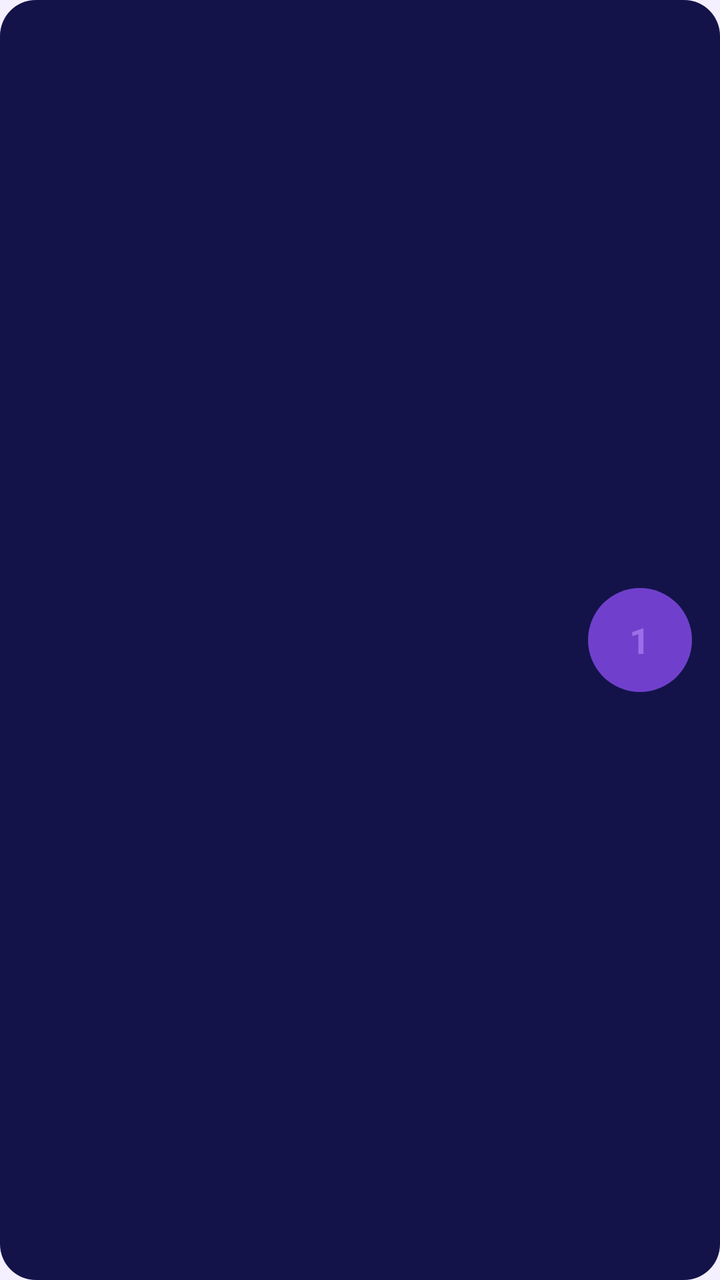
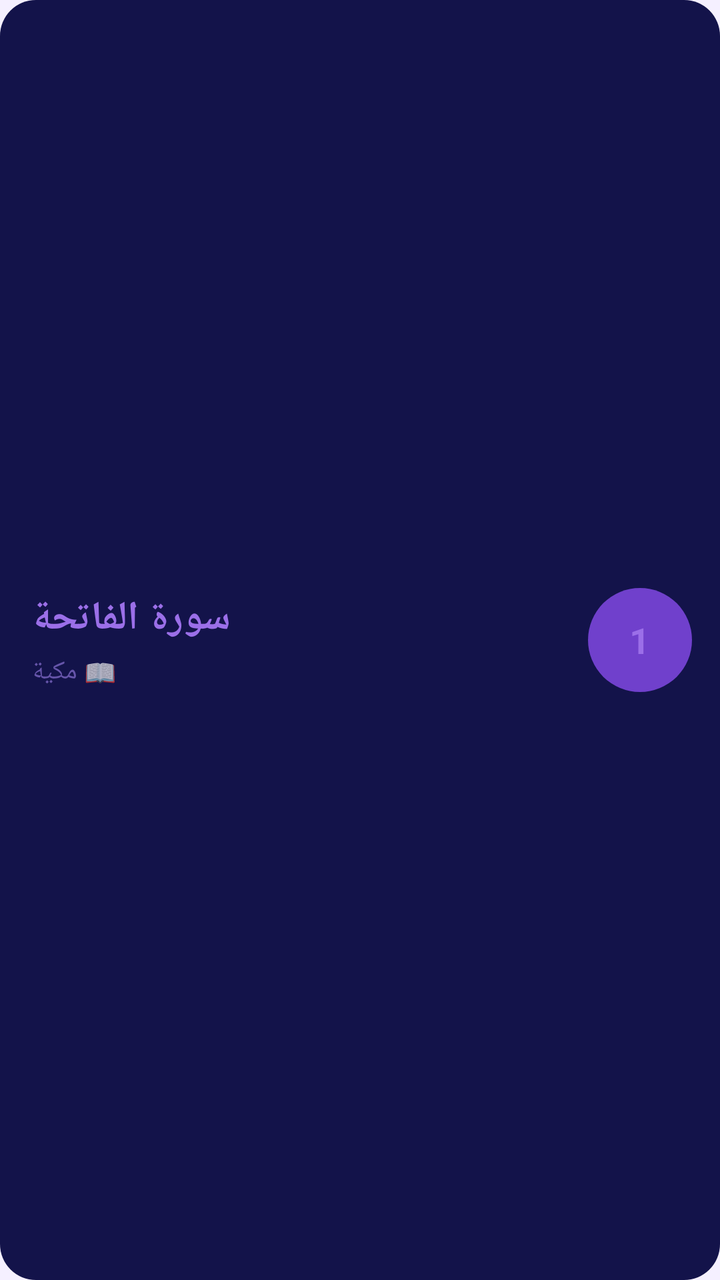

Before-and-after screenshots of an Android layout around one commit, followed by the original layout XML and the change that was made.
<!-- AndroidManifest.xml: application theme Theme.HifzApp -->
<!-- res/layout/item_surah.xml -->
<androidx.constraintlayout.widget.ConstraintLayout xmlns:android="http://schemas.android.com/apk/res/android"
    xmlns:app="http://schemas.android.com/apk/res-auto"
    android:layout_width="match_parent"
    android:layout_height="80dp"
    android:background="@drawable/bg_rounded_card"
    android:layout_marginHorizontal="4dp"
    android:layout_marginVertical="5dp"
    android:layoutDirection="rtl">

    <FrameLayout
        android:id="@+id/flNumber"
        android:layout_width="52dp"
        android:layout_height="52dp"
        android:background="@drawable/bg_circle_purple"
        android:layout_marginStart="14dp"
        app:layout_constraintTop_toTopOf="parent"
        app:layout_constraintBottom_toBottomOf="parent"
        app:layout_constraintStart_toStartOf="parent">

        <TextView
            android:id="@+id/tvSurahNumber"
            android:layout_width="wrap_content"
            android:layout_height="wrap_content"
            android:text="1"
            android:textColor="@color/white"
            android:textSize="18sp"
            android:textStyle="bold"
            android:layout_gravity="center" />
    </FrameLayout>

    <LinearLayout
        android:layout_width="0dp"
        android:layout_height="wrap_content"
        android:orientation="vertical"
        android:gravity="end"
        android:layout_marginEnd="16dp"
        android:layout_marginStart="8dp"
        app:layout_constraintTop_toTopOf="parent"
        app:layout_constraintBottom_toBottomOf="parent"
        app:layout_constraintStart_toEndOf="@id/flNumber"
        app:layout_constraintEnd_toStartOf="@id/tvEasyBadge">

        <TextView
            android:id="@+id/tvSurahName"
            android:layout_width="wrap_content"
            android:layout_height="wrap_content"
            android:text="سورة الفاتحة"
            android:textColor="@color/white"
            android:textSize="20sp"
            android:textStyle="bold" />

        <LinearLayout
            android:layout_width="wrap_content"
            android:layout_height="wrap_content"
            android:orientation="horizontal"
            android:layoutDirection="rtl"
            android:layout_marginTop="4dp">

            <TextView
                android:id="@+id/tvVerseCount"
                android:layout_width="wrap_content"
                android:layout_height="wrap_content"
                android:text=""
                android:textColor="@color/gray_text"
                android:textSize="13sp" />

            <TextView
                android:layout_width="wrap_content"
                android:layout_height="wrap_content"
                android:text=" 📖 "
                android:textSize="13sp" />

            <TextView
                android:id="@+id/tvSurahType"
                android:layout_width="wrap_content"
                android:layout_height="wrap_content"
                android:text="مكية"
                android:textColor="@color/gray_text"
                android:textSize="13sp" />

        </LinearLayout>
    </LinearLayout>

    <TextView
        android:id="@+id/tvEasyBadge"
        android:layout_width="wrap_content"
        android:layout_height="wrap_content"
        android:text="⭐ سهلة"
        android:textColor="@color/yellow_main"
        android:textSize="13sp"
        android:paddingHorizontal="10dp"
        android:paddingVertical="5dp"
        android:background="@drawable/bg_easy_badge"
        android:visibility="gone"
        android:layout_marginEnd="12dp"
        app:layout_constraintTop_toTopOf="parent"
        app:layout_constraintBottom_toBottomOf="parent"
        app:layout_constraintEnd_toEndOf="parent" />

</androidx.constraintlayout.widget.ConstraintLayout>
<!-- resources referenced by this layout -->
<resources>
  <color name="gray_text">#6655AA</color>
  <color name="white">#9B6FE8</color>
  <color name="yellow_main">#C8960A</color>
  <!-- drawable bg_circle_purple (drawable) -->
  <shape xmlns:android="http://schemas.android.com/apk/res/android" android:shape="oval">
      <solid android:color="#7040CC"/>
  </shape>
  <!-- drawable bg_easy_badge (drawable) -->
  <shape xmlns:android="http://schemas.android.com/apk/res/android">
      <solid android:color="#2A1A60"/>
      <corners android:radius="14dp"/>
      <stroke android:width="1dp" android:color="#F5C428"/>
  </shape>
  <!-- drawable bg_rounded_card (drawable) -->
  <shape xmlns:android="http://schemas.android.com/apk/res/android">
      <solid android:color="#13134A"/>
      <corners android:radius="18dp"/>
  </shape>
  <style name="Theme.HifzApp" parent="Theme.MaterialComponents.NoActionBar">
          <item name="colorPrimary">@color/yellow_main</item>
          <item name="colorPrimaryDark">@color/bg_dark</item>
          <item name="colorAccent">@color/purple_main</item>
          <item name="android:windowBackground">@color/bg_dark</item>
          <item name="android:statusBarColor">@color/bg_dark</item>
          <item name="android:navigationBarColor">@color/nav_bar_bg</item>
          <item name="android:layoutDirection">rtl</item>
          <item name="android:supportsRtl">true</item>
      </style>
  <color name="bg_dark">#F5F0FF</color>
  <color name="purple_main">#9B6FE8</color>
  <color name="nav_bar_bg">#EDE5FF</color>
</resources>

<!-- the commit's change to res/layout/item_surah.xml (unified diff, before → after) -->
@@ -1,4 +1,5 @@
-<androidx.constraintlayout.widget.ConstraintLayout xmlns:android="http://schemas.android.com/apk/res/android"
+<androidx.constraintlayout.widget.ConstraintLayout
+    xmlns:android="http://schemas.android.com/apk/res/android"
     xmlns:app="http://schemas.android.com/apk/res-auto"
     android:layout_width="match_parent"
     android:layout_height="80dp"
@@ -7,6 +8,7 @@
     android:layout_marginVertical="5dp"
     android:layoutDirection="rtl">
 
+    
     <FrameLayout
         android:id="@+id/flNumber"
         android:layout_width="52dp"
@@ -28,6 +30,7 @@
             android:layout_gravity="center" />
     </FrameLayout>
 
+    
     <LinearLayout
         android:layout_width="0dp"
         android:layout_height="wrap_content"
@@ -38,7 +41,7 @@
         app:layout_constraintTop_toTopOf="parent"
         app:layout_constraintBottom_toBottomOf="parent"
         app:layout_constraintStart_toEndOf="@id/flNumber"
-        app:layout_constraintEnd_toStartOf="@id/tvEasyBadge">
+        app:layout_constraintEnd_toEndOf="parent">
 
         <TextView
             android:id="@+id/tvSurahName"
@@ -81,6 +84,7 @@
         </LinearLayout>
     </LinearLayout>
 
+    
     <TextView
         android:id="@+id/tvEasyBadge"
         android:layout_width="wrap_content"
@@ -93,8 +97,8 @@
         android:background="@drawable/bg_easy_badge"
         android:visibility="gone"
         android:layout_marginEnd="12dp"
+        android:layout_marginTop="8dp"
         app:layout_constraintTop_toTopOf="parent"
-        app:layout_constraintBottom_toBottomOf="parent"
         app:layout_constraintEnd_toEndOf="parent" />
 
 </androidx.constraintlayout.widget.ConstraintLayout>
